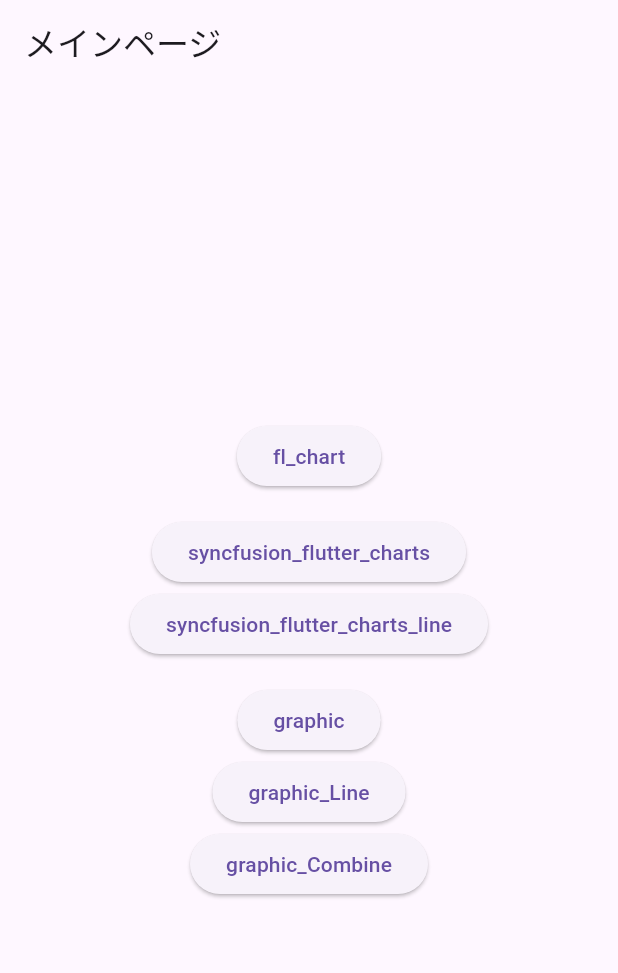
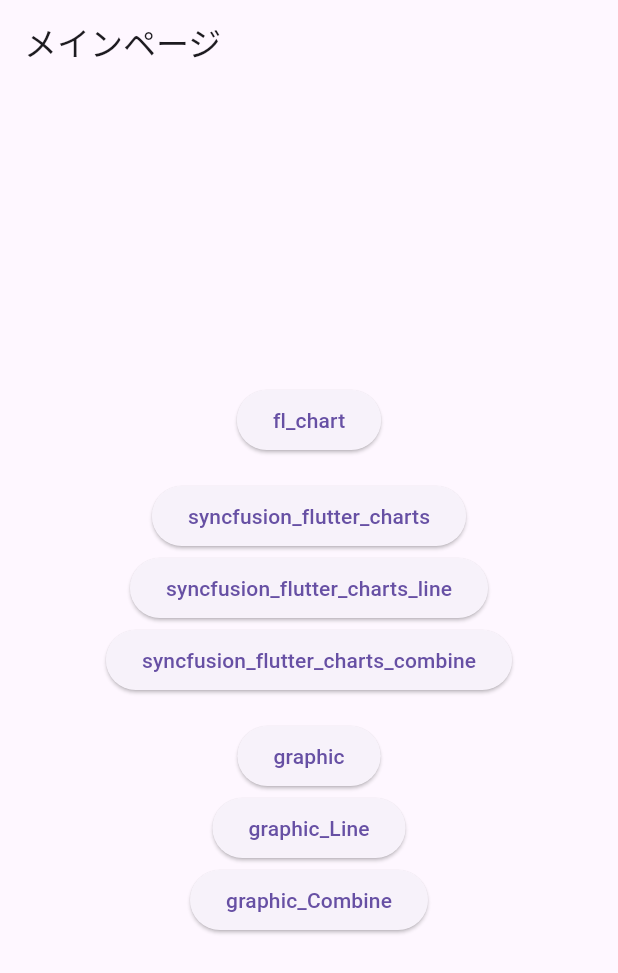
Before and after one commit to masato-nishikawa/flutter_sample_widget, a Flutter app: the screen it shows after launch, on a phone screen of 412 x 824 dp. Shown: the top 973 px of the screen. Run offline on Flutter 3.47's test engine with Material 3 defaults, Android fonts, the phone set to English and light mode, and no system bars; our stand-ins replace fl_chart, go_router, syncfusion_flutter_charts; missing offline and left inert: graphic.

Commit message:
feat:SFCの複合グラフ

```diff
--- a/lib/mock/chart_mock_data.dart
+++ b/lib/mock/chart_mock_data.dart
@@ -5,7 +5,7 @@ final Map<String, List<Map<String, dynamic>>> _dbRaw = {
   'fat': _fatRaw,
   'walk': _walkWeeklyRaw,
   'weight_weekly': _weightWeeklyRaw,
-  'fat_weekly': _FatWeeklyRaw,
+  'fat_weekly': _fatWeeklyRaw,
 };
 
 final List<Map<String, dynamic>> _weightRaw = [
@@ -42,7 +42,7 @@ final List<Map<String, dynamic>> _weightWeeklyRaw = [
   {'date': '土', 'value': 62},
 ];
 
-final List<Map<String, dynamic>> _FatWeeklyRaw = [
+final List<Map<String, dynamic>> _fatWeeklyRaw = [
   {'date': '日', 'value': 20},
   {'date': '月', 'value': 21},
   {'date': '火', 'value': 18},
@@ -74,7 +74,7 @@ List<Map<String, dynamic>> _combineWeekly() {
   for (int i = 0; i < _weightWeeklyRaw.length; i++) {
     final date = _weightWeeklyRaw[i]['date'];
     final weight = _weightWeeklyRaw[i]['value'];
-    final fat = _FatWeeklyRaw[i]['value'];
+    final fat = _fatWeeklyRaw[i]['value'];
     result.add({'date': date, 'weight': weight, 'fat': fat});
   }
   return result;
--- a/lib/pages/main_page.dart
+++ b/lib/pages/main_page.dart
@@ -31,6 +31,14 @@ class MainPage extends StatelessWidget {
                   ),
               child: const Text('syncfusion_flutter_charts_line'),
             ),
+            ElevatedButton(
+              onPressed:
+                  () => context.push(
+                    '/sfc/combine',
+                    extra: 'syncfusion_flutter_charts_combine',
+                  ),
+              child: const Text('syncfusion_flutter_charts_combine'),
+            ),
             const SizedBox(height: 16),
             ElevatedButton(
               onPressed: () => context.push('/graphic', extra: 'graphic'),
--- a/lib/pages/page_a.dart
+++ b/lib/pages/page_a.dart
@@ -1,10 +1,10 @@
 import 'package:flutter/material.dart';
 import 'package:flutter_sample_widget/charts/fl_chart.dart';
 
-class PageA extends StatelessWidget {
+class PageFL extends StatelessWidget {
   final String title;
 
-  const PageA({super.key, required this.title});
+  const PageFL({super.key, required this.title});
 
   @override
   Widget build(BuildContext context) {
--- a/lib/router.dart
+++ b/lib/router.dart
@@ -1,3 +1,4 @@
+import 'package:flutter_sample_widget/pages/page_sfc_combine.dart';
 import 'package:go_router/go_router.dart';
 
 import 'pages/main_page.dart';
@@ -12,10 +13,10 @@ final GoRouter router = GoRouter(
   routes: [
     GoRoute(path: '/', builder: (context, state) => const MainPage()),
     GoRoute(
-      path: '/a',
+      path: '/fl_chart',
       builder: (context, state) {
         final title = state.extra as String? ?? 'Page A';
-        return PageA(title: title);
+        return PageFL(title: title);
       },
     ),
     GoRoute(
@@ -30,6 +31,13 @@ final GoRouter router = GoRouter(
       builder: (context, state) {
         final title = state.extra as String? ?? 'sfc_line';
         return PageSfcLine(title: title);
+      },
+    ),
+    GoRoute(
+      path: '/sfc/combine',
+      builder: (context, state) {
+        final title = state.extra as String? ?? 'sfc_combine';
+        return PageSfcCombine(title: title);
       },
     ),
     GoRoute(
```
Also changed, not shown: lib/pages/page_sfc_combine.dart (added, +33 -0 lines).
